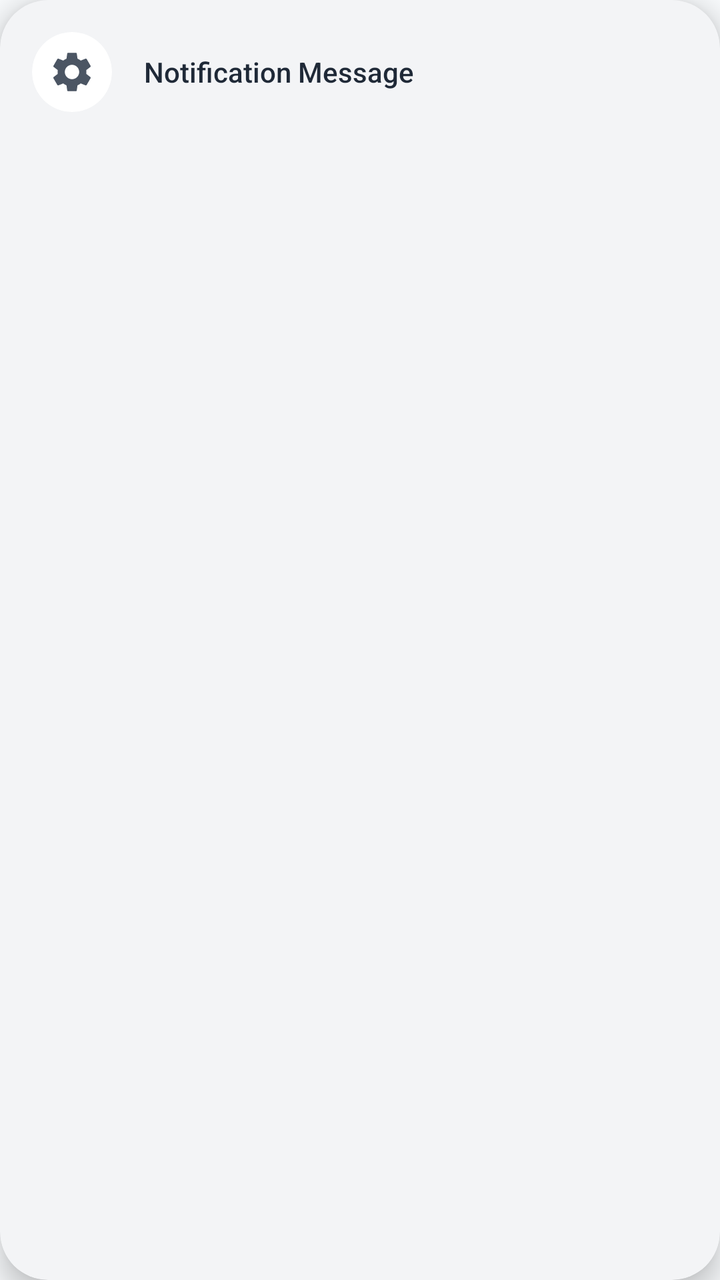
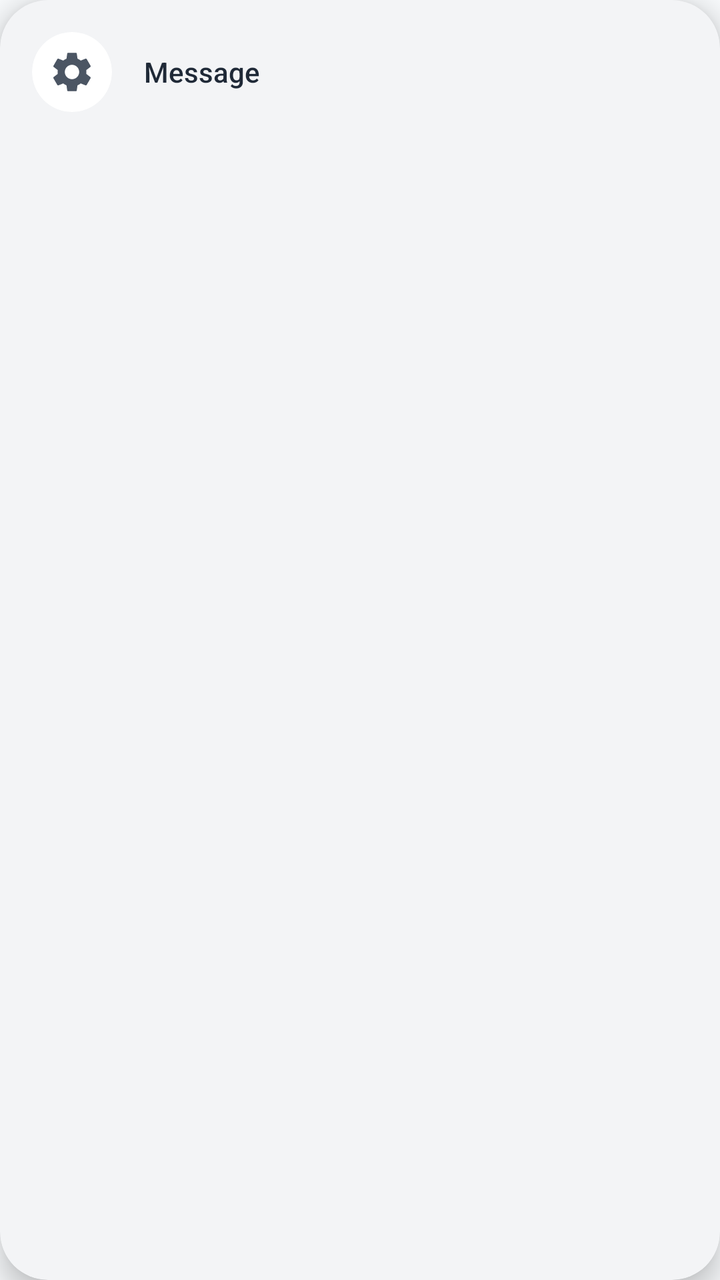

Screens rendered from an Android XML layout before and after an edit, with the pre-edit source and the edit as a unified diff.
<!-- AndroidManifest.xml: application theme Theme.MySoftPOS -->
<!-- res/layout/layout_custom_notification.xml -->
<?xml version="1.0" encoding="utf-8"?>
<androidx.cardview.widget.CardView xmlns:android="http://schemas.android.com/apk/res/android"
    xmlns:app="http://schemas.android.com/apk/res-auto"
    android:id="@+id/notificationContainer"
    android:layout_width="match_parent"
    android:layout_height="wrap_content"
    android:layout_marginHorizontal="16dp"
    android:layout_marginTop="16dp"
    app:cardCornerRadius="24dp"
    app:cardElevation="8dp"
    app:cardBackgroundColor="#F3F4F6">

    <LinearLayout
        android:layout_width="match_parent"
        android:layout_height="wrap_content"
        android:orientation="horizontal"
        android:padding="16dp"
        android:gravity="center_vertical">

        <androidx.cardview.widget.CardView
            android:layout_width="40dp"
            android:layout_height="40dp"
            app:cardCornerRadius="20dp"
            app:cardElevation="0dp"
            app:cardBackgroundColor="#FFFFFF">
            <ImageView
                android:id="@+id/imgNotificationIcon"
                android:layout_width="24dp"
                android:layout_height="24dp"
                android:src="@drawable/ic_settings"
                android:layout_gravity="center"
                app:tint="#4B5563"/>
        </androidx.cardview.widget.CardView>

        <TextView
            android:id="@+id/tvNotificationMessage"
            android:layout_width="0dp"
            android:layout_height="wrap_content"
            android:layout_weight="1"
            android:layout_marginStart="16dp"
            android:text="Notification Message"
            android:textSize="14sp"
            android:textColor="#1F2937"
            android:fontFamily="sans-serif-medium"
            android:maxLines="2"
            android:ellipsize="end"/>
    </LinearLayout>
</androidx.cardview.widget.CardView>
<!-- resources referenced by this layout -->
<resources>
  <!-- drawable ic_settings (drawable) -->
  <?xml version="1.0" encoding="utf-8"?>
  <vector xmlns:android="http://schemas.android.com/apk/res/android"
      android:width="24dp"
      android:height="24dp"
      android:viewportWidth="24"
      android:viewportHeight="24">
      <path
          android:fillColor="#000000"
          android:pathData="M19.14,12.94c0.04,-0.3 0.06,-0.61 0.06,-0.94 0,-0.32 -0.02,-0.64 -0.07,-0.94l2.03,-1.58c0.18,-0.14 0.23,-0.41 0.12,-0.61l-1.92,-3.32c-0.12,-0.22 -0.37,-0.29 -0.59,-0.22l-2.39,0.96c-0.5,-0.38 -1.03,-0.7 -1.62,-0.94L14.4,2.81c-0.04,-0.24 -0.24,-0.41 -0.48,-0.41h-3.84c-0.24,0 -0.43,0.17 -0.47,0.41L9.25,5.35C8.66,5.59 8.12,5.92 7.63,6.29L5.24,5.33c-0.22,-0.08 -0.47,0 -0.59,0.22L2.74,8.87C2.62,9.08 2.66,9.34 2.86,9.48l2.03,1.58C4.84,11.36 4.8,11.69 4.8,12s0.02,0.64 0.07,0.94l-2.03,1.58c-0.18,0.14 -0.23,0.41 -0.12,0.61l1.92,3.32c0.12,0.22 0.37,0.29 0.59,0.22l2.39,-0.96c0.5,0.38 1.03,0.7 1.62,0.94l0.36,2.54c0.05,0.24 0.24,0.41 0.48,0.41h3.84c0.24,0 0.44,-0.17 0.47,-0.41l0.36,-2.54c0.59,-0.24 1.13,-0.56 1.62,-0.94l2.39,0.96c0.22,0.08 0.47,0 0.59,-0.22l1.92,-3.32c0.12,-0.22 0.07,-0.47 -0.12,-0.61L19.14,12.94zM12,15.6c-1.98,0 -3.6,-1.62 -3.6,-3.6s1.62,-3.6 3.6,-3.6s3.6,1.62 3.6,3.6S13.98,15.6 12,15.6z" />
  </vector>
  <style name="Theme.MySoftPOS" parent="Theme.Material3.Light.NoActionBar">
          
          <item name="colorPrimary">@color/primary</item>
          <item name="colorOnPrimary">@color/on_primary</item>
          <item name="colorPrimaryContainer">@color/background</item>
          <item name="colorOnPrimaryContainer">@color/primary</item>
  
          <item name="colorSecondary">@color/secondary</item>
          <item name="colorOnSecondary">@color/on_secondary</item>
          
          
          <item name="colorSurface">@color/surface</item>
          <item name="colorOnSurface">@color/on_surface</item>
          <item name="android:colorBackground">@color/background</item>
          <item name="android:textColorPrimary">@color/text_primary</item>
          <item name="android:textColorSecondary">@color/text_secondary</item>
          
          
          <item name="android:editTextColor">@color/text_primary</item>
          <item name="android:textColorHint">@color/text_hint</item>
  
          <item name="colorError">@color/error</item>
          
          <item name="android:statusBarColor">@color/background</item>
          <item name="android:windowLightStatusBar">true</item>
  
          
          <item name="android:windowAnimationStyle">@style/AppWindowAnimations</item>
  
          
          <item name="android:fontFamily">sans-serif</item>
      </style>
  <color name="primary">#3B82F6</color>
  <color name="on_primary">#FFFFFF</color>
  <color name="background">#F8FAFC</color>
  <color name="secondary">#06B6D4</color>
  <color name="on_secondary">#000000</color>
  <color name="surface">#FFFFFF</color>
  <color name="on_surface">#1E293B</color>
  <color name="text_primary">#1E293B</color>
  <color name="text_secondary">#64748B</color>
  <color name="text_hint">#94A3B8</color>
  <color name="error">#EF4444</color>
  <style name="AppWindowAnimations" parent="@android:style/Animation.Activity">
          <item name="android:activityOpenEnterAnimation">@anim/slide_in_right</item>
          <item name="android:activityOpenExitAnimation">@anim/slide_out_left</item>
          <item name="android:activityCloseEnterAnimation">@anim/slide_in_left</item>
          <item name="android:activityCloseExitAnimation">@anim/slide_out_right</item>
      </style>
</resources>

<!-- the commit's change to res/layout/layout_custom_notification.xml (unified diff, before → after) -->
@@ -38,7 +38,7 @@
             android:layout_height="wrap_content"
             android:layout_weight="1"
             android:layout_marginStart="16dp"
-            android:text="Notification Message"
+            android:text="@string/notification_message_placeholder"
             android:textSize="14sp"
             android:textColor="#1F2937"
             android:fontFamily="sans-serif-medium"
<!-- resource entries referenced after the edit -->
@@ -11,6 +11,7 @@
           android:fillColor="#000000"
           android:pathData="M19.14,12.94c0.04,-0.3 0.06,-0.61 0.06,-0.94 0,-0.32 -0.02,-0.64 -0.07,-0.94l2.03,-1.58c0.18,-0.14 0.23,-0.41 0.12,-0.61l-1.92,-3.32c-0.12,-0.22 -0.37,-0.29 -0.59,-0.22l-2.39,0.96c-0.5,-0.38 -1.03,-0.7 -1.62,-0.94L14.4,2.81c-0.04,-0.24 -0.24,-0.41 -0.48,-0.41h-3.84c-0.24,0 -0.43,0.17 -0.47,0.41L9.25,5.35C8.66,5.59 8.12,5.92 7.63,6.29L5.24,5.33c-0.22,-0.08 -0.47,0 -0.59,0.22L2.74,8.87C2.62,9.08 2.66,9.34 2.86,9.48l2.03,1.58C4.84,11.36 4.8,11.69 4.8,12s0.02,0.64 0.07,0.94l-2.03,1.58c-0.18,0.14 -0.23,0.41 -0.12,0.61l1.92,3.32c0.12,0.22 0.37,0.29 0.59,0.22l2.39,-0.96c0.5,0.38 1.03,0.7 1.62,0.94l0.36,2.54c0.05,0.24 0.24,0.41 0.48,0.41h3.84c0.24,0 0.44,-0.17 0.47,-0.41l0.36,-2.54c0.59,-0.24 1.13,-0.56 1.62,-0.94l2.39,0.96c0.22,0.08 0.47,0 0.59,-0.22l1.92,-3.32c0.12,-0.22 0.07,-0.47 -0.12,-0.61L19.14,12.94zM12,15.6c-1.98,0 -3.6,-1.62 -3.6,-3.6s1.62,-3.6 3.6,-3.6s3.6,1.62 3.6,3.6S13.98,15.6 12,15.6z" />
   </vector>
+  <string name="notification_message_placeholder">Message</string>
   <style name="Theme.MySoftPOS" parent="Theme.Material3.Light.NoActionBar">
           
           <item name="colorPrimary">@color/primary</item>
